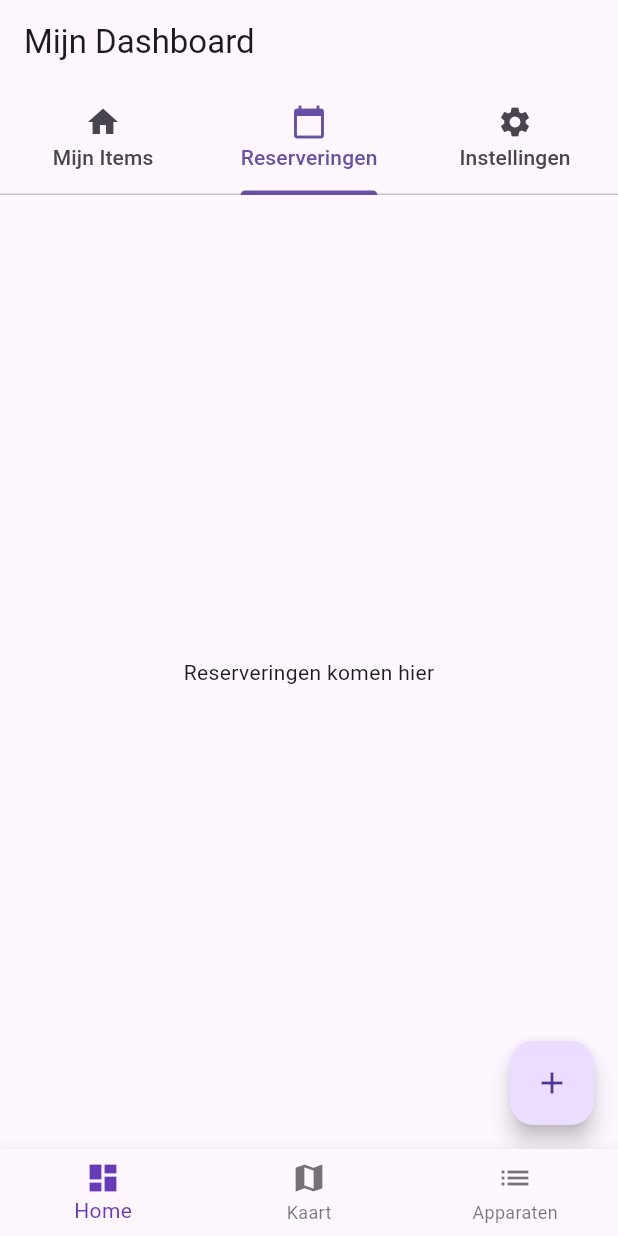
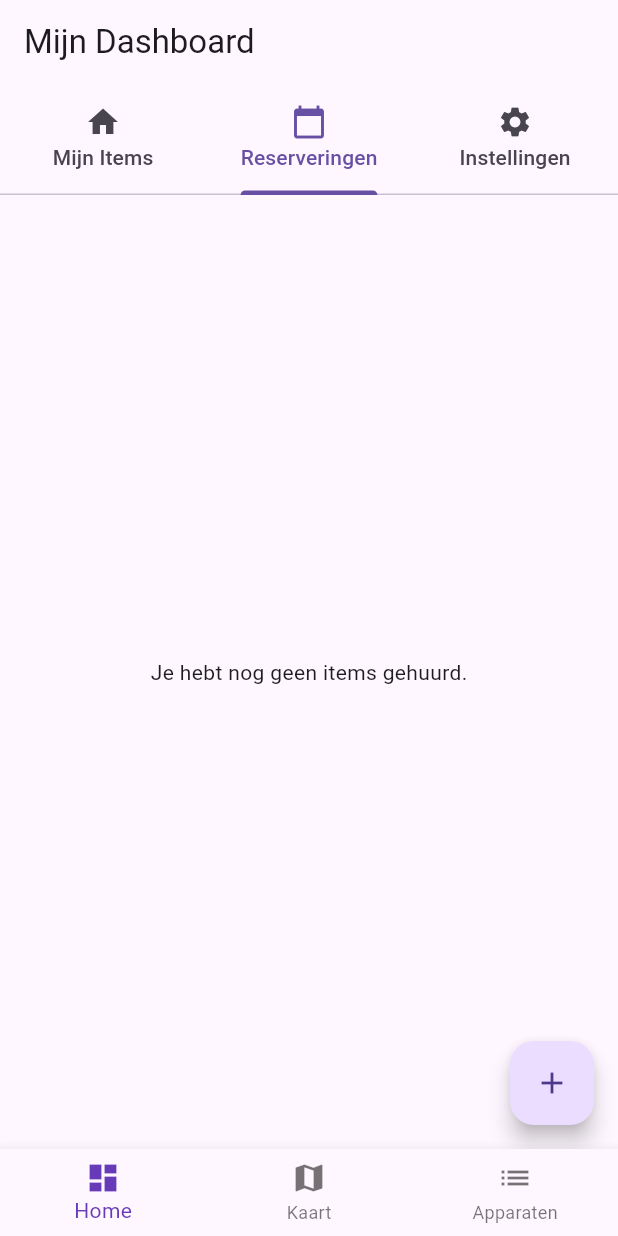
Before and after one commit to sofiane-atari/VerhuurProject, a Flutter app: the screen it shows once a user with an empty profile is signed in, tab 2 chosen, on a phone screen of 412 x 824 dp. Run offline on Flutter 3.47's test engine with Material 3 defaults, Android fonts, the light colour scheme and no system bars; our stand-ins replace cloud_firestore, firebase_auth, firebase_core, firebase_storage, geolocator; missing offline and left inert: flutter_osm_plugin; accounts and stored records are empty.

Commit message:
dashboard aanpassing+ huurlogica compleet

```diff
--- a/lib/Model/Appliance_model.dart
+++ b/lib/Model/Appliance_model.dart
@@ -12,6 +12,7 @@ class ApplianceModel {
   final String staat;
   final String eigenaarId;
   DateTime? reservedUntil;
+  String? huurderId;
 
   ApplianceModel({
     required this.id,
@@ -25,6 +26,7 @@ class ApplianceModel {
     required this.staat,
     required this.eigenaarId,
     this.reservedUntil,
+    this.huurderId,
   });
 
   Map<String, dynamic> toJson() {
@@ -40,6 +42,7 @@ class ApplianceModel {
       'eigenaarId': eigenaarId,
       'reservedUntil':
           reservedUntil != null ? Timestamp.fromDate(reservedUntil!) : null,
+      'huurderId': huurderId,
     };
   }
 }
--- a/lib/widgets/dashboard.dart
+++ b/lib/widgets/dashboard.dart
@@ -63,24 +63,17 @@ class _DashboardState extends State<Dashboard>
   }
 
   Widget _buildMyItems() {
-    // Controleer of de gebruiker is ingelogd
     if (_currentUserId == null) {
       return const Center(
         child: Text('Je moet ingelogd zijn om je items te zien.'),
       );
     }
 
-    // Stream om de apparaten van de huidige gebruiker op te halen
     return StreamBuilder<QuerySnapshot>(
       stream:
           _firestore
-              .collection(
-                'apparaten',
-              ) // Zorg ervoor dat dit de juiste collectienaam is
-              .where(
-                'eigenaarId',
-                isEqualTo: _currentUserId,
-              ) // Filter op eigenaarId
+              .collection('apparaten')
+              .where('eigenaarId', isEqualTo: _currentUserId)
               .snapshots(),
       builder: (context, snapshot) {
         if (snapshot.hasError) {
@@ -99,8 +92,7 @@ class _DashboardState extends State<Dashboard>
           );
         }
 
-        // Map de documenten naar ApplianceModel objecten
-        List<ApplianceModel> items =
+        List<ApplianceModel> allItems =
             snapshot.data!.docs.map((doc) {
               Map<String, dynamic> data = doc.data() as Map<String, dynamic>;
               return ApplianceModel(
@@ -113,20 +105,82 @@ class _DashboardState extends State<Dashboard>
                 locatie:
                     data['locatie'] is GeoPoint
                         ? data['locatie'] as GeoPoint
-                        : const GeoPoint(0, 0), // Fallback voor locatie
+                        : null,
                 genre: List<String>.from(data['genre'] ?? []),
                 staat: data['staat'] ?? '',
                 eigenaarId: data['eigenaarId'] ?? '',
+                reservedUntil: (data['reservedUntil'] as Timestamp?)?.toDate(),
+                huurderId: data['huurderId'] as String?,
               );
             }).toList();
 
-        // Gebruik een ListView.builder of GridView.builder om de items weer te geven
-        return ListView.builder(
-          itemCount: items.length,
-          itemBuilder: (context, index) {
-            final item = items[index];
-            return _buildItemCard(item);
-          },
+        List<ApplianceModel> availableItems = [];
+        List<ApplianceModel> unavailableItems = [];
+
+        for (var item in allItems) {
+          bool isCurrentlyAvailable =
+              item.isBeschikbaar &&
+              (item.reservedUntil == null ||
+                  item.reservedUntil!.isBefore(DateTime.now()));
+          if (isCurrentlyAvailable) {
+            availableItems.add(item);
+          } else {
+            unavailableItems.add(item);
+          }
+        }
+
+        return SingleChildScrollView(
+          child: Column(
+            crossAxisAlignment: CrossAxisAlignment.start,
+            children: [
+              if (availableItems.isNotEmpty)
+                Padding(
+                  padding: const EdgeInsets.all(8.0),
+                  child: Text(
+                    'Beschikbare Items',
+                    style: Theme.of(context).textTheme.headlineSmall?.copyWith(
+                      fontWeight: FontWeight.bold,
+                    ),
+                  ),
+                ),
+              if (availableItems.isNotEmpty)
+                ListView.builder(
+                  // Gewijzigd van GridView.builder
+                  shrinkWrap: true,
+                  physics: const NeverScrollableScrollPhysics(),
+                  padding: const EdgeInsets.all(8),
+                  itemCount: availableItems.length,
+                  itemBuilder: (context, index) {
+                    final item = availableItems[index];
+                    return _buildItemCard(item);
+                  },
+                ),
+              if (unavailableItems.isNotEmpty)
+                Padding(
+                  padding: const EdgeInsets.all(8.0),
+                  child: Text(
+                    'Niet Beschikbare Items',
+                    style: Theme.of(context).textTheme.headlineSmall?.copyWith(
+                      fontWeight: FontWeight.bold,
+                    ),
+                  ),
+                ),
+              if (unavailableItems.isNotEmpty)
+                ListView.builder(
+                  // Gewijzigd van GridView.builder
+                  shrinkWrap: true,
+                  physics: const NeverScrollableScrollPhysics(),
+                  padding: const EdgeInsets.all(8),
+                  itemCount: unavailableItems.length,
+                  itemBuilder: (context, index) {
+                    final item = unavailableItems[index];
+                    return _buildItemCard(item);
+                  },
+                ),
+              if (availableItems.isEmpty && unavailableItems.isEmpty)
+                const Center(child: Text('Je hebt nog geen items toegevoegd.')),
+            ],
+          ),
         );
       },
     );
@@ -479,7 +533,65 @@ class _DashboardState extends State<Dashboard>
   }
 
   Widget _buildReservations() {
-    return const Center(child: Text('Reserveringen komen hier'));
+    if (_currentUserId == null) {
+      return const Center(
+        child: Text('Je moet ingelogd zijn om je reserveringen te zien.'),
+      );
+    }
+
+    return StreamBuilder<QuerySnapshot>(
+      stream:
+          _firestore
+              .collection('apparaten')
+              .where(
+                'huurderId',
+                isEqualTo: _currentUserId,
+              ) // Filter op huurderId
+              .snapshots(),
+      builder: (context, snapshot) {
+        if (snapshot.hasError) {
+          return Center(
+            child: Text('Er is een fout opgetreden: ${snapshot.error}'),
+          );
+        }
+
+        if (snapshot.connectionState == ConnectionState.waiting) {
+          return const Center(child: CircularProgressIndicator());
+        }
+
+        if (!snapshot.hasData || snapshot.data!.docs.isEmpty) {
+          return const Center(child: Text('Je hebt nog geen items gehuurd.'));
+        }
+
+        List<ApplianceModel> rentedItems =
+            snapshot.data!.docs.map((doc) {
+              Map<String, dynamic> data = doc.data() as Map<String, dynamic>;
+              return ApplianceModel(
+                id: doc.id,
+                naam: data['Naam'] ?? '',
+                afbeelding: data['afbeelding'] ?? '',
+                prijs: data['prijs']?.toDouble() ?? 0.0,
+                eenheid: data['eenheid'] ?? '',
+                isBeschikbaar: data['isBeschikbaar'] ?? false,
+                locatie: data['locatie'] is GeoPoint ? data['locatie'] : null,
+                genre: List<String>.from(data['genre'] ?? []),
+                staat: data['staat'] ?? '',
+                eigenaarId: data['eigenaarId'] ?? '',
+                reservedUntil: (data['reservedUntil'] as Timestamp?)?.toDate(),
+                huurderId: data['huurderId'] as String?,
+              );
+            }).toList();
+
+        return ListView.builder(
+          itemCount: rentedItems.length,
+          itemBuilder: (context, index) {
+            final item = rentedItems[index];
+            // Gebruik dezelfde _buildItemCard of maak een aparte voor reserveringen
+            return _buildItemCard(item);
+          },
+        );
+      },
+    );
   }
 
   Widget _buildSettings() {
--- a/lib/widgets/list.dart
+++ b/lib/widgets/list.dart
@@ -161,6 +161,7 @@ class _ListViewScreenState extends State<ListViewScreen> {
                 genre: List<String>.from(data['genre'] ?? []),
                 staat: data['staat'] ?? '',
                 eigenaarId: data['eigenaarId'] ?? '',
+                huurderId: data['huurderId'] as String?,
               );
             }).toList();
 
```
Also changed, not shown: lib/widgets/detailscreen.dart (+42 -6 lines).
